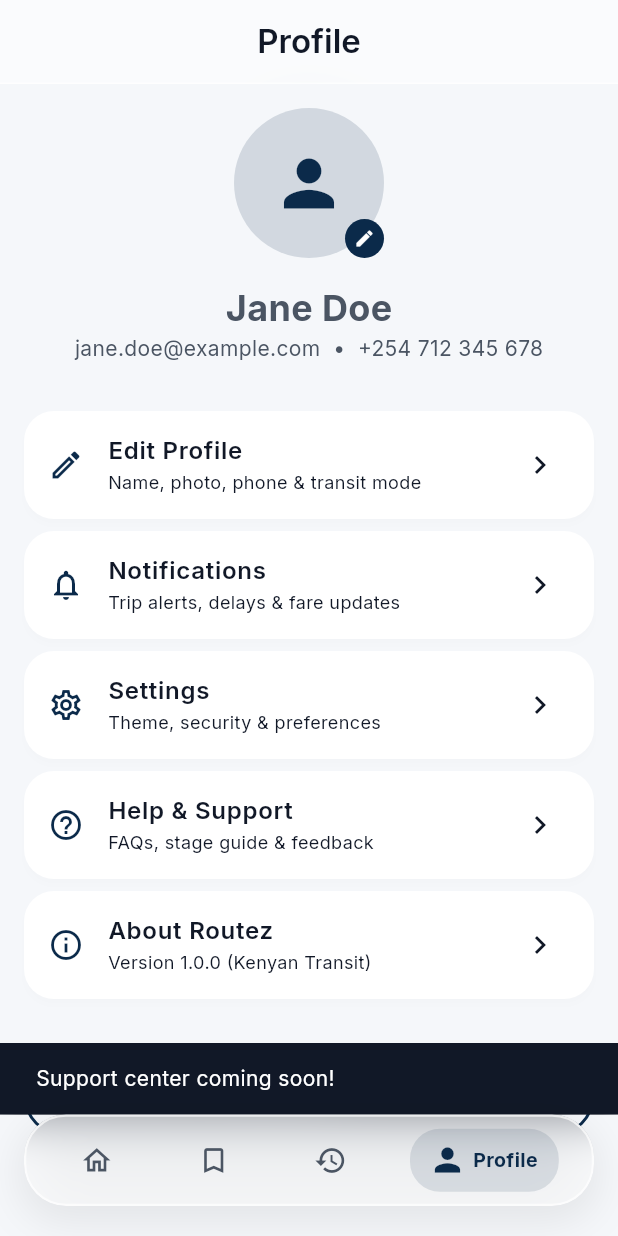
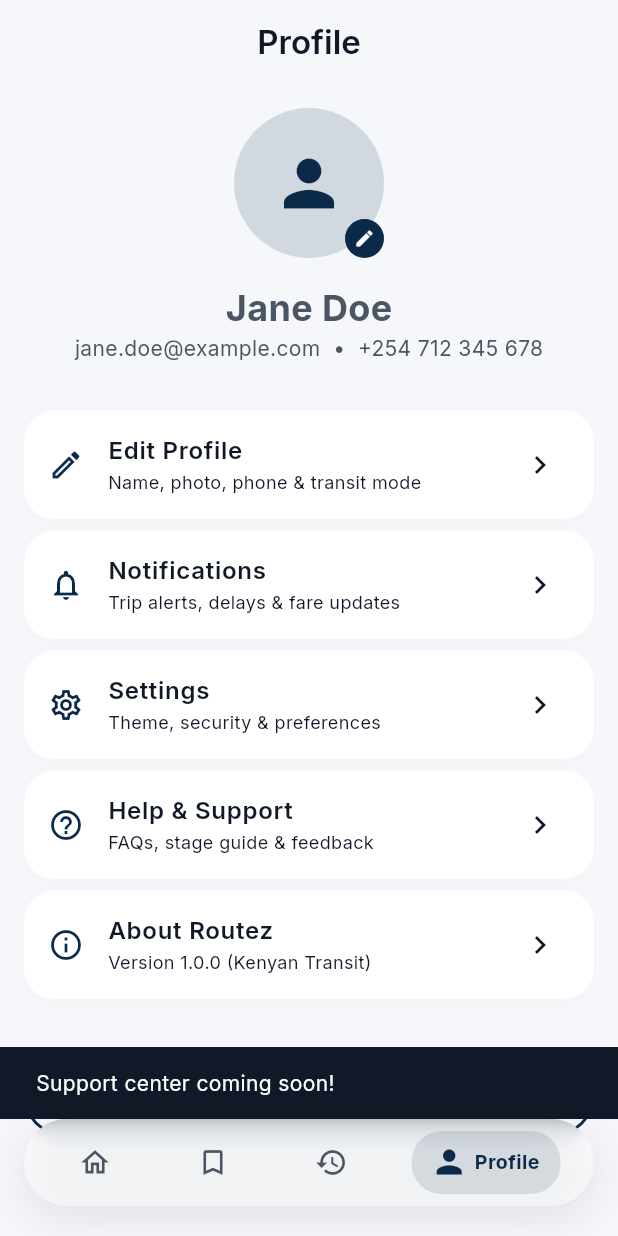
Before and after one commit to Muhol/Routez-, a Flutter app: the ProfileScreen screen opened by its route, after a tap on "Help & Support", on a phone screen of 412 x 824 dp. Run offline on Flutter 3.47's test engine with Material 3 defaults, Android fonts, the phone set to English and light mode, and no system bars; our stand-ins replace flutter_riverpod, go_router, google_fonts, google_maps_flutter.

Commit message:
style: remove blur from headers and set solid plain black background in dark theme

```diff
--- a/routez/lib/core/constants/app_colors.dart
+++ b/routez/lib/core/constants/app_colors.dart
@@ -31,8 +31,8 @@ class AppColors {
   // Glassmorphic / Liquid Glass Tokens (Increased translucency for see-through feel)
   static Color glassBackgroundLight = Colors.white.withValues(alpha: 0.50);
   static Color glassBorderLight = Colors.white.withValues(alpha: 0.70);
-  static Color glassBackgroundDark = const Color(0xFF121212).withValues(alpha: 0.50);
-  static Color glassBorderDark = Colors.white.withValues(alpha: 0.18);
+  static Color glassBackgroundDark = const Color.fromARGB(255, 0, 0, 0).withValues(alpha: 0.50);
+  static Color glassBorderDark = const Color.fromARGB(44, 117, 117, 117).withValues(alpha: 0.18);
   static Color glassPillLight = const Color(0xFF0B2A4A).withValues(alpha: 0.12);
   static Color glassPillDark = const Color(0xFF1F8F6B).withValues(alpha: 0.28);
 }
--- a/routez/lib/core/navigation/bottom_nav_shell.dart
+++ b/routez/lib/core/navigation/bottom_nav_shell.dart
@@ -56,8 +56,8 @@ class BottomNavShell extends StatelessWidget {
 
     final glassBg =
         isDark ? AppColors.glassBackgroundDark : AppColors.glassBackgroundLight;
-    final glassBorder =
-        isDark ? AppColors.glassBorderDark : AppColors.glassBorderLight;
+    // final glassBorder =
+        // isDark ? AppColors.glassBorderDark : AppColors.glassBorderLight;
     final activePill =
         isDark ? AppColors.glassPillDark : AppColors.glassPillLight;
     final activeColor = isDark ? AppColors.accent : AppColors.primary;
@@ -72,7 +72,7 @@ class BottomNavShell extends StatelessWidget {
         AppSizes.p20,
       ),
       decoration: BoxDecoration(
-        borderRadius: BorderRadius.circular(AppSizes.radiusLarge + 8),
+        borderRadius: BorderRadius.circular(AppSizes.radiusCircular + 8),
         boxShadow: [
           BoxShadow(
             color: Colors.black.withValues(alpha: isDark ? 0.4 : 0.08),
@@ -83,9 +83,9 @@ class BottomNavShell extends StatelessWidget {
         ],
       ),
       child: ClipRRect(
-        borderRadius: BorderRadius.circular(AppSizes.radiusLarge + 8),
+        borderRadius: BorderRadius.circular(AppSizes.radiusCircular + 8),
         child: BackdropFilter(
-          filter: ImageFilter.blur(sigmaX: 16, sigmaY: 16),
+          filter: ImageFilter.blur(sigmaX: 6, sigmaY: 6),
           child: Container(
             padding: const EdgeInsets.symmetric(
               horizontal: AppSizes.p8,
@@ -94,7 +94,7 @@ class BottomNavShell extends StatelessWidget {
             decoration: BoxDecoration(
               color: glassBg,
               borderRadius: BorderRadius.circular(AppSizes.radiusLarge + 8),
-              border: Border.all(color: glassBorder, width: 1.5),
+              // border: Border.all(color: glassBorder, width: 0),
             ),
             child: Row(
               mainAxisAlignment: MainAxisAlignment.spaceAround,
--- a/routez/lib/core/widgets/glass_app_bar.dart
+++ b/routez/lib/core/widgets/glass_app_bar.dart
@@ -1,8 +1,7 @@
-import 'dart:ui';
 import 'package:flutter/material.dart';
 import '../constants/app_colors.dart';
 
-/// Reusable Glassmorphic AppBar with backdrop blur and translucent background.
+/// Reusable AppBar with solid plain background (plain black in dark theme).
 class GlassAppBar extends StatelessWidget implements PreferredSizeWidget {
   final Widget title;
   final List<Widget>? actions;
@@ -25,19 +24,10 @@ class GlassAppBar extends StatelessWidget implements PreferredSizeWidget {
   @override
   Widget build(BuildContext context) {
     final isDark = Theme.of(context).brightness == Brightness.dark;
-    final glassBg = isDark ? AppColors.glassBackgroundDark : AppColors.glassBackgroundLight;
-    final glassBorder = isDark ? AppColors.glassBorderDark : AppColors.glassBorderLight;
+    final headerColor = isDark ? Colors.black : AppColors.backgroundLight;
 
-    return ClipRRect(
-      child: BackdropFilter(
-        filter: ImageFilter.blur(sigmaX: 16, sigmaY: 16),
-        child: Container(
-          decoration: BoxDecoration(
-            color: glassBg,
-            border: Border(
-              bottom: BorderSide(color: glassBorder, width: 1),
-            ),
-          ),
+    return Container(
+      color: headerColor,
       child: AppBar(
         title: title,
         actions: actions,
@@ -47,8 +37,6 @@ class GlassAppBar extends StatelessWidget implements PreferredSizeWidget {
         elevation: 0,
         scrolledUnderElevation: 0,
       ),
-        ),
-      ),
     );
   }
 }
--- a/routez/lib/features/home/presentation/screens/home_screen.dart
+++ b/routez/lib/features/home/presentation/screens/home_screen.dart
@@ -260,7 +260,7 @@ class _HomeScreenState extends ConsumerState<HomeScreen> {
                 child: ClipRRect(
                   borderRadius: BorderRadius.circular(AppSizes.radiusFull),
                   child: BackdropFilter(
-                    filter: ImageFilter.blur(sigmaX: 16, sigmaY: 16),
+                    filter: ImageFilter.blur(sigmaX: 3, sigmaY: 3),
                     child: Container(
                       padding: const EdgeInsets.symmetric(
                         horizontal: AppSizes.p20,
@@ -273,7 +273,7 @@ class _HomeScreenState extends ConsumerState<HomeScreen> {
                         borderRadius: BorderRadius.circular(AppSizes.radiusFull),
                         border: Border.all(
                           color: isDark ? AppColors.glassBorderDark : AppColors.glassBorderLight,
-                          width: 1.5,
+                          width: 1,
                         ),
                         boxShadow: [
                           BoxShadow(
```
Lines whose indentation alone changed are shown as unchanged.
